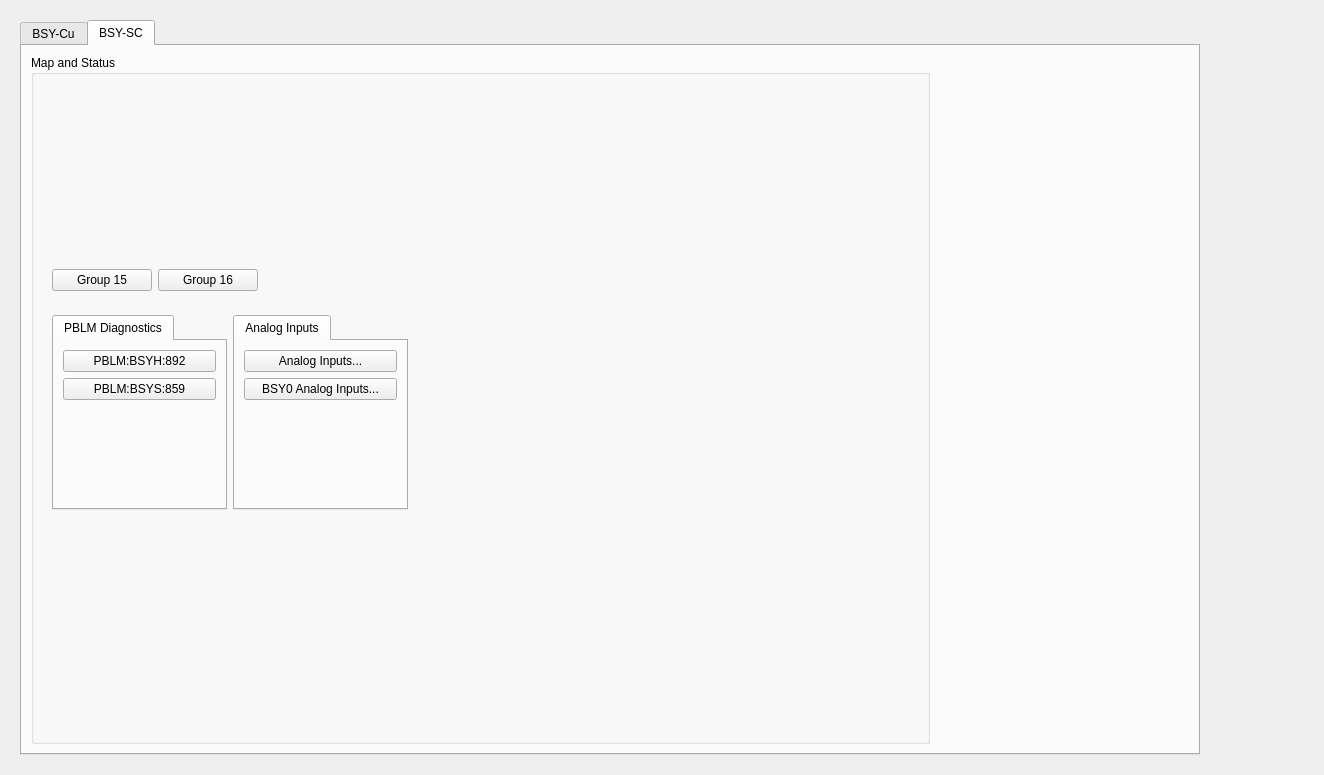
The window that bsy0_main.ui (ad-build-test/pydm-mps) describes before a commit, drawn with Qt 5.
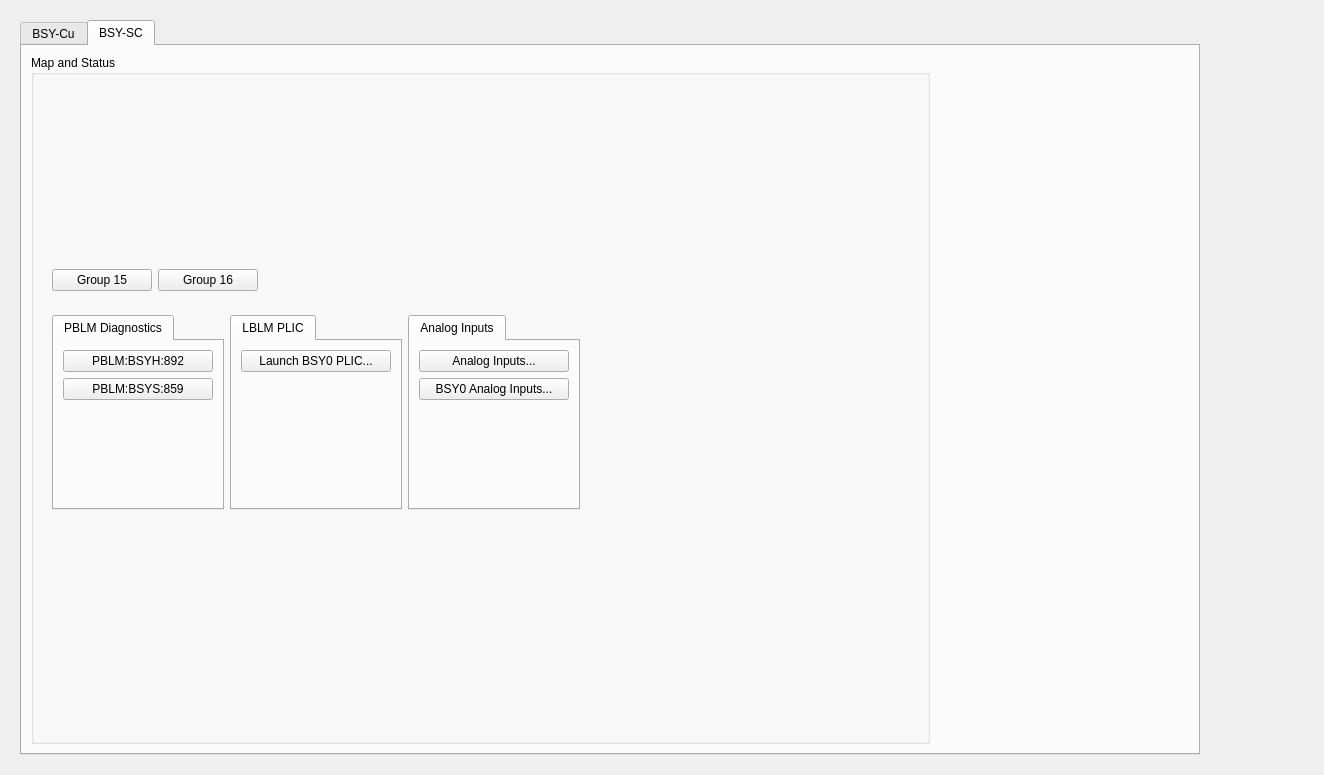
The same window after the commit. Custom widgets are drawn as their Qt base class.

Commit message: Changed analog inputs to use new python file. also added button that launches lblm_global at a specified area.

```diff
--- a/bsy0_main.ui
+++ b/bsy0_main.ui
@@ -782,8 +782,8 @@
                <property name="frameShadow">
                 <enum>QFrame::Raised</enum>
                </property>
-               <layout class="QGridLayout" name="gridLayout_13" columnstretch="1,0,0">
-                <item row="0" column="1">
+               <layout class="QGridLayout" name="gridLayout_13" columnstretch="1,1,1,3">
+                <item row="0" column="2">
                  <widget class="QTabWidget" name="tabWidget_8">
                   <property name="maximumSize">
                    <size>
@@ -880,6 +880,19 @@
                   </widget>
                  </widget>
                 </item>
+                <item row="0" column="3">
+                 <spacer name="horizontalSpacer_5">
+                  <property name="orientation">
+                   <enum>Qt::Horizontal</enum>
+                  </property>
+                  <property name="sizeHint" stdset="0">
+                   <size>
+                    <width>40</width>
+                    <height>20</height>
+                   </size>
+                  </property>
+                 </spacer>
+                </item>
                 <item row="0" column="0">
                  <widget class="QTabWidget" name="tabWidget">
                   <property name="maximumSize">
@@ -983,18 +996,64 @@
                   </widget>
                  </widget>
                 </item>
-                <item row="0" column="2">
-                 <spacer name="horizontalSpacer_5">
-                  <property name="orientation">
-                   <enum>Qt::Horizontal</enum>
+                <item row="0" column="1">
+                 <widget class="QTabWidget" name="tabWidget_3">
+                  <property name="currentIndex">
+                   <number>0</number>
                   </property>
-                  <property name="sizeHint" stdset="0">
-                   <size>
-                    <width>40</width>
-                    <height>20</height>
-                   </size>
-                  </property>
-                 </spacer>
+                  <widget class="QWidget" name="tab_4">
+                   <attribute name="title">
+                    <string>LBLM PLIC</string>
+                   </attribute>
+                   <layout class="QGridLayout" name="gridLayout_12">
+                    <item row="0" column="0">
+                     <widget class="PyDMRelatedDisplayButton" name="PyDMRelatedDisplayButton_5">
+                      <property name="minimumSize">
+                       <size>
+                        <width>150</width>
+                        <height>20</height>
+                       </size>
+                      </property>
+                      <property name="toolTip">
+                       <string/>
+                      </property>
+                      <property name="text">
+                       <string>Launch BSY0 PLIC...</string>
+                      </property>
+                      <property name="filenames" stdset="0">
+                       <stringlist>
+                        <string>$PYDM/misc/lblm_global.py</string>
+                       </stringlist>
+                      </property>
+                      <property name="showIcon" stdset="0">
+                       <bool>false</bool>
+                      </property>
+                      <property name="macros" stdset="0">
+                       <stringlist>
+                        <string>{&quot;DEVICE&quot;:&quot;LBLM:BSY0:247:A&quot;}</string>
+                       </stringlist>
+                      </property>
+                      <property name="openInNewWindow" stdset="0">
+                       <bool>true</bool>
+                      </property>
+                     </widget>
+                    </item>
+                    <item row="1" column="0">
+                     <spacer name="verticalSpacer_5">
+                      <property name="orientation">
+                       <enum>Qt::Vertical</enum>
+                      </property>
+                      <property name="sizeHint" stdset="0">
+                       <size>
+                        <width>20</width>
+                        <height>40</height>
+                       </size>
+                      </property>
+                     </spacer>
+                    </item>
+                   </layout>
+                  </widget>
+                 </widget>
                 </item>
                </layout>
               </widget>
```
Left out of the diff: 8 changed lines with no effect on the pictures. The commit also changes 15 other files.
